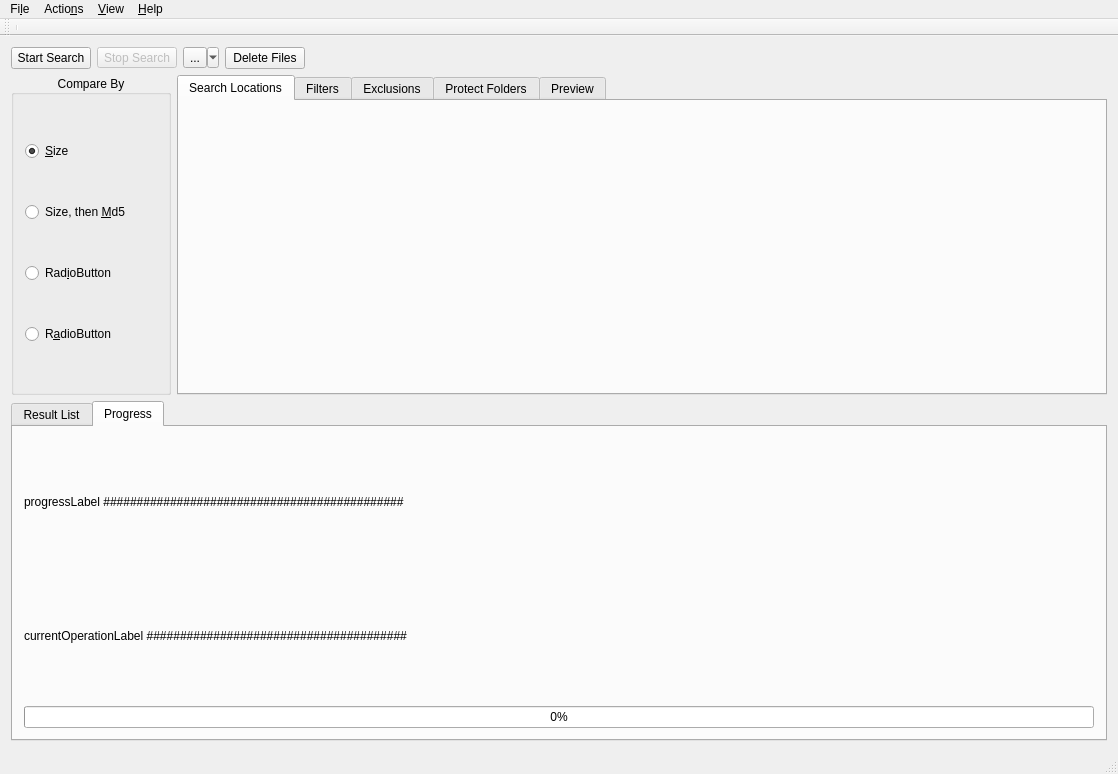
First picture: the form in mainwindow.ui, repository kokaia/duplicateFilesFinder, before the edit.
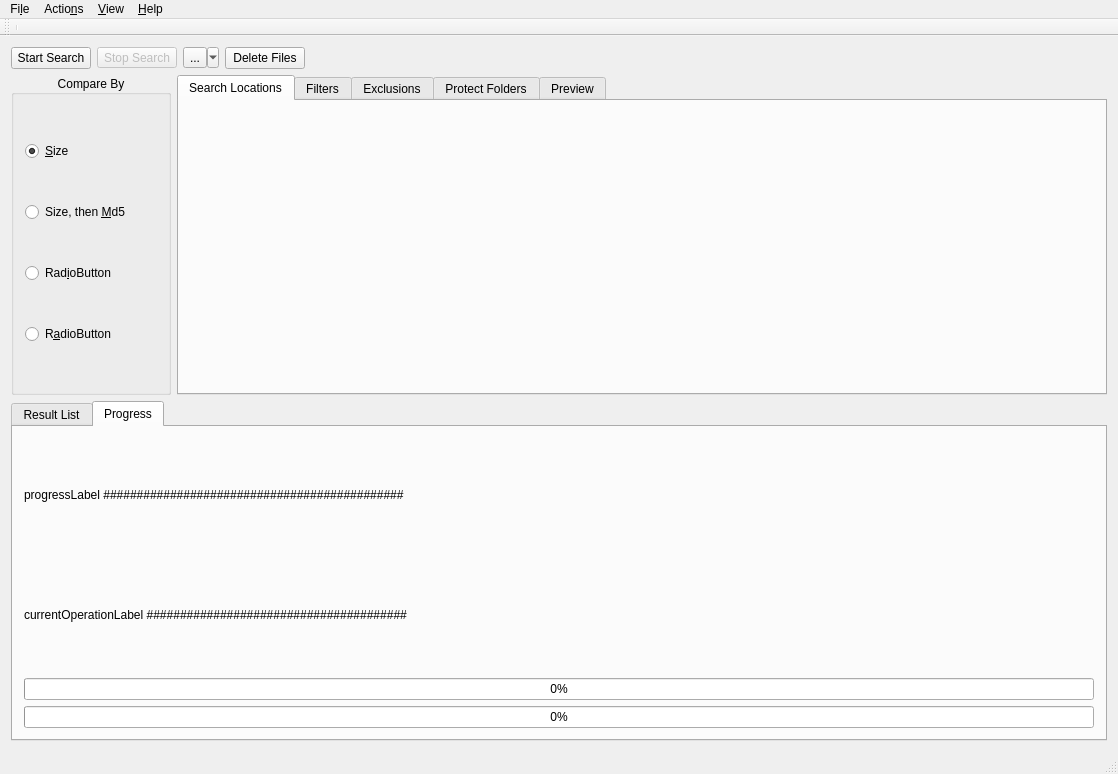
Second picture: the form after the edit. The open tabs and pages were chosen to show the change. Custom widgets are drawn as their Qt base class.

```diff
--- a/mainwindow.ui
+++ b/mainwindow.ui
@@ -270,6 +270,13 @@
           </property>
          </widget>
         </item>
+        <item>
+         <widget class="QProgressBar" name="progressBarFileSize">
+          <property name="value">
+           <number>0</number>
+          </property>
+         </widget>
+        </item>
         <item>
          <widget class="QProgressBar" name="progressbarFiles">
           <property name="value">
```
Left out of the diff: 5 changed lines with no effect on the pictures.
